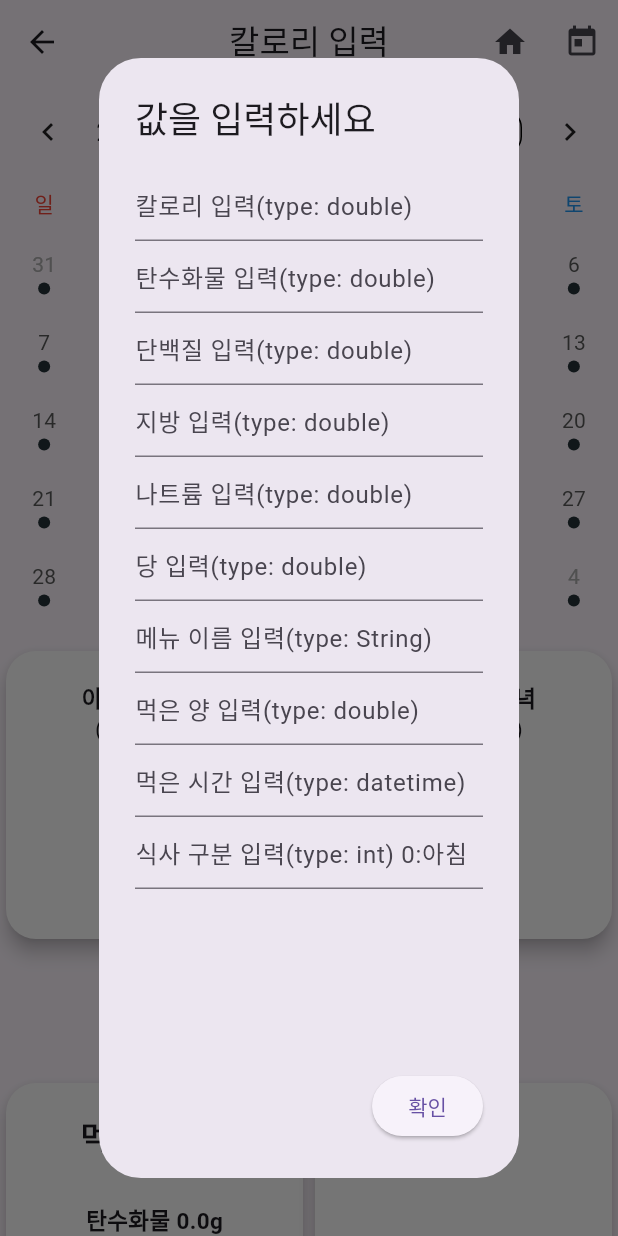
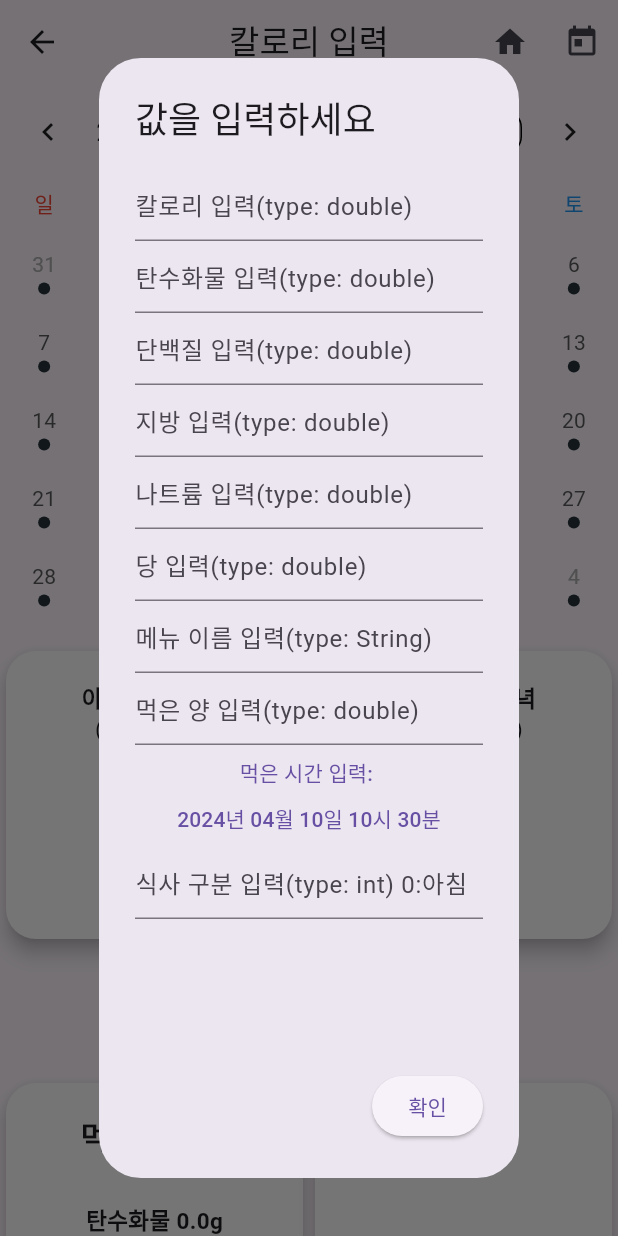
Before and after one commit to suhunPark38/bodyguard, a Flutter app: the MyEnterCaloriesPage screen opened directly, after a tap on "칼로리 및 성분 입력", on a phone screen of 412 x 824 dp. Run offline on Flutter 3.47's test engine with Material 3 defaults, Android fonts, the phone set to English and light mode, and no system bars; drawn by our look-alikes of table_calendar; our stand-ins replace drift; accounts and stored records are empty; generated files the repository leaves out were written again.

Commit message:
칼로리 입력 모달에서 날짜 입력 방식 개선함. 날짜 선택할 때 영어인건 캘린더 의존성이랑 버전 겹쳐서 당장은 냅둠.

```diff
--- a/lib/screens/enter_calories_page.dart
+++ b/lib/screens/enter_calories_page.dart
@@ -2,8 +2,8 @@ import 'package:drift/drift.dart' show Value;
 import 'package:flutter/cupertino.dart';
 import 'package:flutter/material.dart';
 import 'package:flutter/widgets.dart';
+import 'package:intl/intl.dart';
 import 'package:table_calendar/table_calendar.dart';
-import 'package:bodyguard/util/DateUtil.dart';
 import 'package:bodyguard/util/calculateUtil.dart';
 
 import 'package:bodyguard/database/configDatabase.dart';
@@ -291,7 +291,7 @@ class _MyEnterCaloriesPageState extends State<MyEnterCaloriesPage> {
                       String amount = '';
                       String menuName = '';
                       String classification = '';
-                      String eatingTime = '';
+                      DateTime eatingTime = DateTime.now();
 
                       return AlertDialog(
                         title: const Text('값을 입력하세요'),
@@ -373,15 +373,47 @@ class _MyEnterCaloriesPageState extends State<MyEnterCaloriesPage> {
                                     hintText: '먹은 양 입력(type: double)',
                                   ),
                                 ),
-                                TextField(
-                                  onChanged: (value) {
-                                    eatingTime = value;
+                                TextButton(
+                                  onPressed: () async {
+                                    final selectedDate = await showDatePicker(
+                                      context: context,
+                                      initialDate: DateTime.now(),
+                                      firstDate: DateTime(2023),
+                                      lastDate: DateTime.now().add(const Duration(days: 365)),
+                                    );
+                                    if (selectedDate != null) {
+                                      final selectedTime = await showTimePicker(
+                                        context: context,
+                                        initialTime: TimeOfDay.now(),
+                                      );
+                                      if (selectedTime != null) {
+                                        setState(() {
+                                          eatingTime = DateTime(
+                                              selectedDate.year,
+                                              selectedDate.month,
+                                              selectedDate.day,
+                                              selectedTime.hour,
+                                              selectedTime.minute,
+                                          );
+                                        });
+                                      }
+                                    }
                                   },
-                                  keyboardType: TextInputType.text,
-                                  decoration: const InputDecoration(
-                                    hintText: '먹은 시간 입력(type: datetime)',
+                                  child: Column(
+                                    children: <Widget>[
+                                      const Text(
+                                        '먹은 시간 입력: ',
+                                      ),
+                                      const SizedBox(
+                                        height: 10,
+                                      ),
+                                      Text(
+                                        DateFormat('yyyy년 MM월 dd일 HH시 mm분').format(eatingTime)
+                                      ),
+                                    ],
                                   ),
                                 ),
+
                                 TextField(
                                   onChanged: (value) {
                                     classification = value;
@@ -400,7 +432,7 @@ class _MyEnterCaloriesPageState extends State<MyEnterCaloriesPage> {
                             onPressed: () {
 
                               _configDatabase.insertDiet(DietCompanion(
-                                eatingTime: Value(DateTime.tryParse(eatingTime) ?? DateUtil().updateDateTimeToNow(_selectedDay)),
+                                eatingTime: Value(eatingTime),
                                 menuName: Value(menuName),
                                 amount: Value(double.tryParse(amount) ?? 0.0),
                                 classfication: Value(int.tryParse(classification) ?? 0),
@@ -415,8 +447,6 @@ class _MyEnterCaloriesPageState extends State<MyEnterCaloriesPage> {
                               setState(() {
 
                               });
-
-
 
 
                               Navigator.of(context).pop();
--- a/lib/screens/main.dart
+++ b/lib/screens/main.dart
@@ -12,6 +12,7 @@ class MyApp extends StatelessWidget {
   @override
   Widget build(BuildContext context) {
     return const MaterialApp(
+
       home: MyHomePage(),
     );
   }
```
